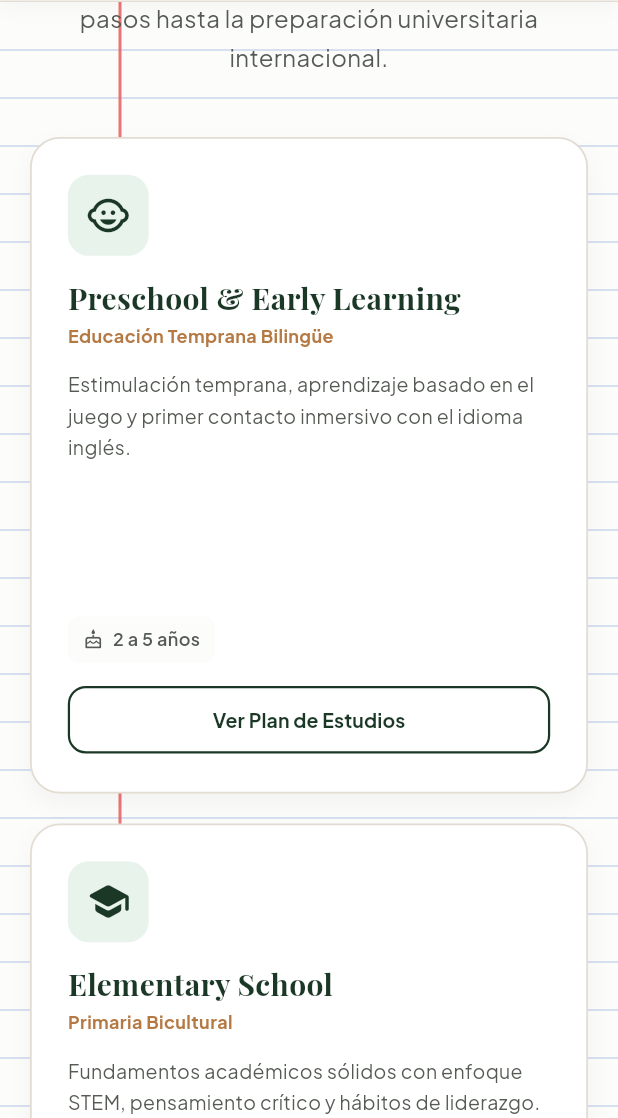
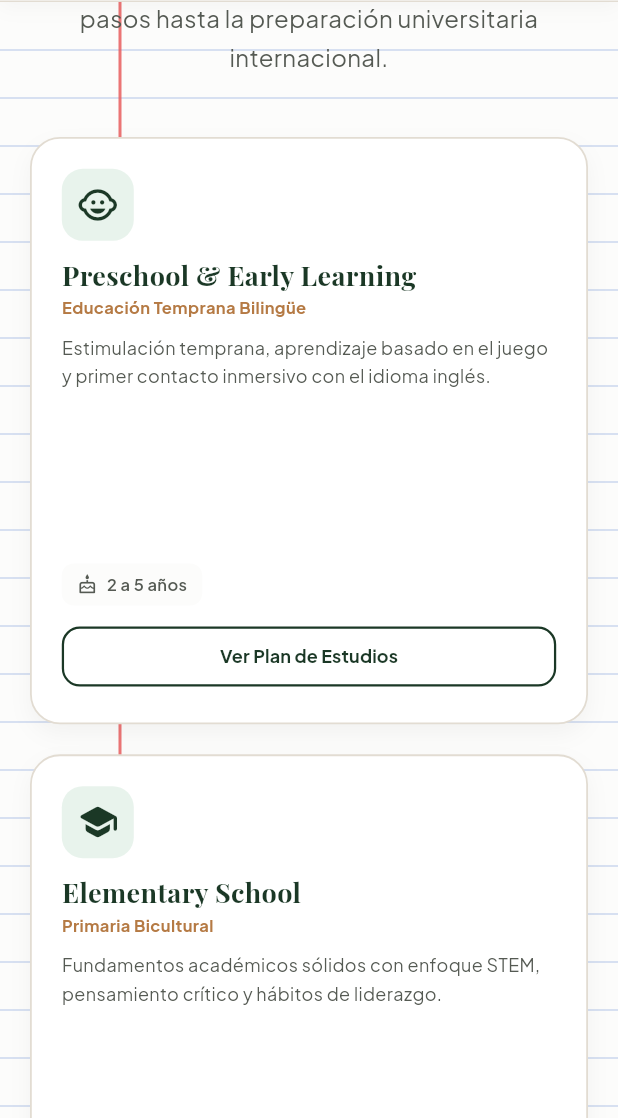
Before and after one commit to kyr3-fxp/horizon-academy-flutter, a Flutter app: the screen it shows after launch, scrolled down 576 dp, on a phone screen of 412 x 824 dp, the part 118-1236 px from its top. Run offline on Flutter 3.47's test engine with Material 3 defaults, Android fonts, the phone set to English and light mode, and no system bars; our stand-ins replace carousel_slider, google_fonts, visibility_detector.

Commit message:
fix(ui): Optimize responsive layout constraints for mobile screens

```diff
--- a/lib/views/widgets/programs_section.dart
+++ b/lib/views/widgets/programs_section.dart
@@ -63,7 +63,6 @@ class ProgramsSection extends StatelessWidget {
             crossAxisAlignment: CrossAxisAlignment.start,
             mainAxisSize: MainAxisSize.min,
             children: [
-              // Metadatos (Edad, Horario, Ratio)
               Container(
                 padding: const EdgeInsets.all(14),
                 decoration: BoxDecoration(
@@ -151,7 +150,6 @@ class ProgramsSection extends StatelessWidget {
       ),
       child: Column(
         children: [
-          // Título de Sección
           Text(
             'Programas Académicos',
             style: AppTextStyle.heading(
@@ -167,10 +165,13 @@ class ProgramsSection extends StatelessWidget {
           ),
           const SizedBox(height: 40),
 
-          // Grid Responsivo de Tarjetas
           LayoutBuilder(
             builder: (context, constraints) {
               final crossAxisCount = isDesktop ? 4 : (constraints.maxWidth > 600 ? 2 : 1);
+              final aspectRatio = isDesktop
+                  ? 0.70
+                  : (constraints.maxWidth > 600 ? 0.75 : 0.95);
+
               return GridView.builder(
                 shrinkWrap: true,
                 physics: const NeverScrollableScrollPhysics(),
@@ -179,12 +180,12 @@ class ProgramsSection extends StatelessWidget {
                   crossAxisCount: crossAxisCount,
                   crossAxisSpacing: 20,
                   mainAxisSpacing: 20,
-                  childAspectRatio: isDesktop ? 0.72 : 0.85,
+                  childAspectRatio: aspectRatio,
                 ),
                 itemBuilder: (context, index) {
                   final p = ProgramModel.samplePrograms[index];
                   return Container(
-                    padding: const EdgeInsets.all(24),
+                    padding: const EdgeInsets.all(20),
                     decoration: BoxDecoration(
                       color: AppColors.bgSurface,
                       borderRadius: BorderRadius.circular(20),
@@ -201,40 +202,41 @@ class ProgramsSection extends StatelessWidget {
                       crossAxisAlignment: CrossAxisAlignment.start,
                       children: [
                         Container(
-                          padding: const EdgeInsets.all(12),
+                          padding: const EdgeInsets.all(10),
                           decoration: BoxDecoration(
                             color: AppColors.accentGreenSoft,
                             borderRadius: BorderRadius.circular(14),
                           ),
-                          child: Icon(_getIcon(p.iconName), color: AppColors.primary, size: 30),
+                          child: Icon(_getIcon(p.iconName), color: AppColors.primary, size: 28),
                         ),
-                        const SizedBox(height: 16),
+                        const SizedBox(height: 12),
 
                         Text(
                           p.title,
-                          style: AppTextStyle.heading(fontSize: 20, color: AppColors.primary),
+                          style: AppTextStyle.heading(fontSize: 18, color: AppColors.primary),
                         ),
-                        const SizedBox(height: 4),
+                        const SizedBox(height: 2),
                         Text(
                           p.subtitle,
                           style: AppTextStyle.body(
-                            fontSize: 12,
+                            fontSize: 11,
                             fontWeight: FontWeight.bold,
                             color: AppColors.accentAmber,
                           ),
                         ),
-                        const SizedBox(height: 12),
+                        const SizedBox(height: 8),
 
-                        Text(
-                          p.description,
-                          style: AppTextStyle.body(fontSize: 13, color: AppColors.textMuted),
-                          maxLines: 3,
-                          overflow: TextOverflow.ellipsis,
+                        Expanded(
+                          child: Text(
+                            p.description,
+                            style: AppTextStyle.body(fontSize: 12, color: AppColors.textMuted),
+                            overflow: TextOverflow.ellipsis,
+                            maxLines: 4,
+                          ),
                         ),
-                        const Spacer(),
 
                         Container(
-                          padding: const EdgeInsets.symmetric(horizontal: 10, vertical: 6),
+                          padding: const EdgeInsets.symmetric(horizontal: 10, vertical: 5),
                           decoration: BoxDecoration(
                             color: AppColors.bgMain,
                             borderRadius: BorderRadius.circular(8),
@@ -246,12 +248,12 @@ class ProgramsSection extends StatelessWidget {
                               const SizedBox(width: 6),
                               Text(
                                 p.ageRange,
-                                style: AppTextStyle.body(fontSize: 12, fontWeight: FontWeight.w600),
+                                style: AppTextStyle.body(fontSize: 11, fontWeight: FontWeight.w600),
                               ),
                             ],
                           ),
                         ),
-                        const SizedBox(height: 14),
+                        const SizedBox(height: 10),
 
                         SizedBox(
                           width: double.infinity,
@@ -260,12 +262,12 @@ class ProgramsSection extends StatelessWidget {
                             style: OutlinedButton.styleFrom(
                               side: const BorderSide(color: AppColors.primary, width: 1.5),
                               shape: RoundedRectangleBorder(borderRadius: BorderRadius.circular(12)),
-                              padding: const EdgeInsets.symmetric(vertical: 12),
+                              padding: const EdgeInsets.symmetric(vertical: 10),
                             ),
                             child: Text(
                               'Ver Plan de Estudios',
                               style: AppTextStyle.body(
-                                fontSize: 13,
+                                fontSize: 12,
                                 fontWeight: FontWeight.bold,
                                 color: AppColors.primary,
                               ),
```
Also changed, not shown: lib/views/widgets/events_section.dart (+19 -11 lines), lib/views/widgets/footer_section.dart (+6 -5 lines), lib/views/widgets/stats_section.dart (+12 -8 lines).
